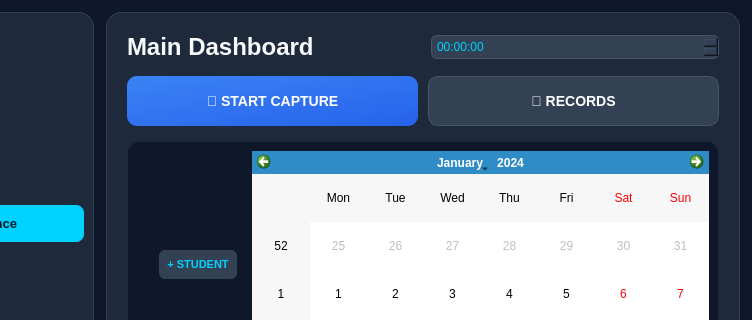
This is df/mainwindow.ui in muhhassanbee25seecs-lang/cpproject as Qt 5 draws it before an edit; both pictures show x 98 to 850 and y 0 to 320 of the 850 by 550 pixel window. The edited form follows.
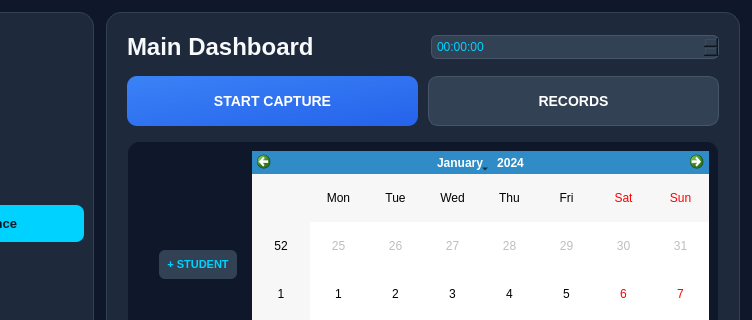
This is the edited form. Icons and pictures are not drawn.

Diff of the .ui file:
```diff
--- a/df/mainwindow.ui
+++ b/df/mainwindow.ui
@@ -93,14 +93,14 @@
           <widget class="QPushButton" name="startButton">
            <property name="minimumSize"><size><width>0</width><height>50</height></size></property>
            <property name="styleSheet"><string notr="true">QPushButton { background: qlineargradient(x1:0, y1:0, x2:1, y2:1, stop:0 #3b82f6, stop:1 #2563eb); color: white; border-radius: 10px; font-size: 14px; font-weight: bold; } QPushButton:hover { background: #60a5fa; }</string></property>
-           <property name="text"><string>📸 START CAPTURE</string></property>
+           <property name="text"><string>START CAPTURE</string></property>
           </widget>
          </item>
          <item>
           <widget class="QPushButton" name="reportButton">
            <property name="minimumSize"><size><width>0</width><height>50</height></size></property>
            <property name="styleSheet"><string notr="true">QPushButton { background-color: #334155; border: 1px solid #475569; color: white; border-radius: 10px; font-size: 14px; font-weight: bold; } QPushButton:hover { background-color: #475569; }</string></property>
-           <property name="text"><string>📁 RECORDS</string></property>
+           <property name="text"><string>RECORDS</string></property>
           </widget>
          </item>
         </layout>
```
Left out of the diff: 2 changed lines with no effect on the pictures.
